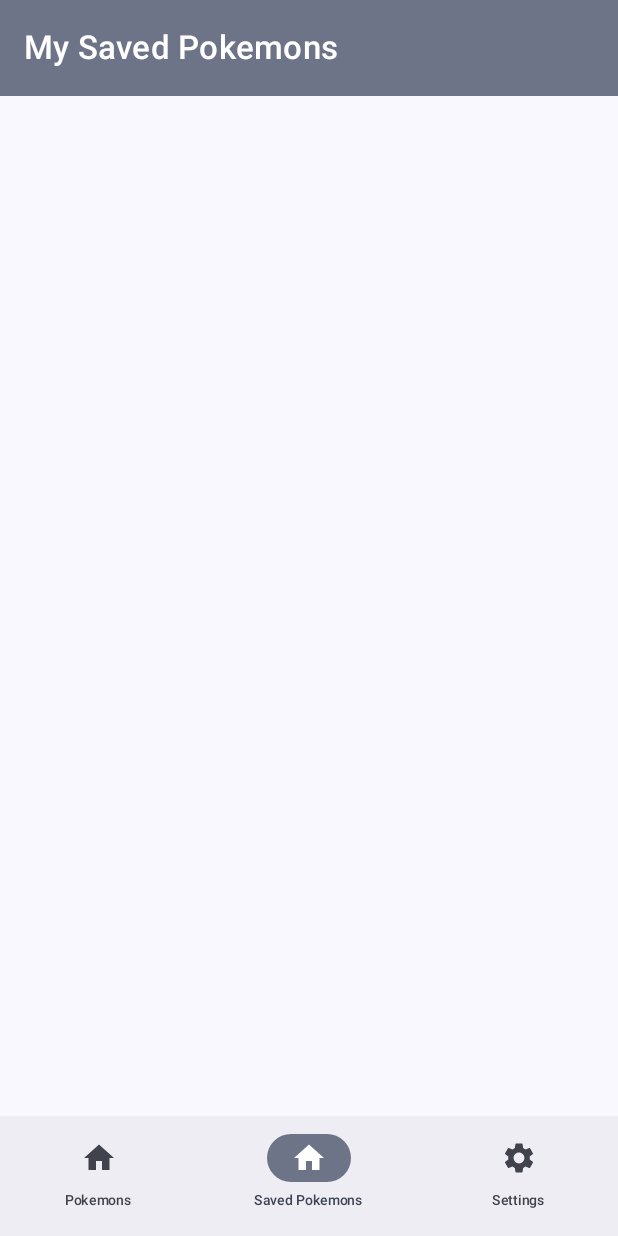
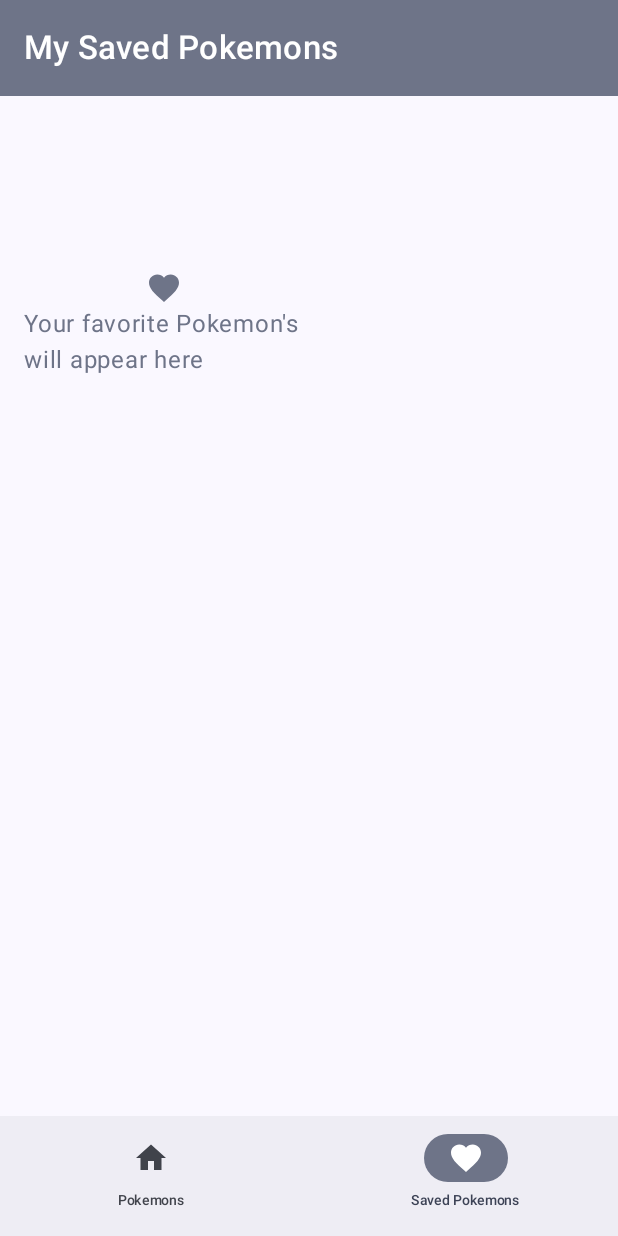
Before and after one commit to AwesomeJim/MiniPokedex, an Android app built with Jetpack Compose: the saved screen opened through its navigation route, on a phone screen of 412 x 824 dp. Run offline under Robolectric (Android 15) with nearby library versions, the phone set to English and light mode, and no system bars; our stand-ins replace Dagger/Hilt's generated code, Room's generated code, Timber; network calls fail.

Commit message:
updates: updated home-screen to include the favourite toggle button, and show saved on the screen

```diff
--- a/app/src/main/java/com/awesomejim/pokedex/ui/MainActivity.kt
+++ b/app/src/main/java/com/awesomejim/pokedex/ui/MainActivity.kt
@@ -41,8 +41,7 @@
 
     private val bottomNavigationItems = listOf(
         PokemonNavigation.Home,
-        PokemonNavigation.Saved,
-        PokemonNavigation.Settings
+        PokemonNavigation.Saved
     )
     private lateinit var navController: NavHostController
 
--- a/app/src/main/java/com/awesomejim/pokedex/ui/Navigation.kt
+++ b/app/src/main/java/com/awesomejim/pokedex/ui/Navigation.kt
@@ -22,6 +22,7 @@
 import androidx.compose.foundation.layout.PaddingValues
 import androidx.compose.foundation.layout.padding
 import androidx.compose.material.icons.Icons
+import androidx.compose.material.icons.filled.Favorite
 import androidx.compose.material.icons.filled.Home
 import androidx.compose.material.icons.filled.Settings
 import androidx.compose.material3.Icon
@@ -52,6 +53,9 @@
 import com.awesomejim.pokedex.feature.pokemon.ui.home.PokemonViewModel
 import com.awesomejim.pokedex.feature.pokemon.ui.info.PokemonInfoScreen
 import com.awesomejim.pokedex.feature.pokemon.ui.info.PokemonInfoViewModel
+import com.awesomejim.pokedex.feature.pokemon.ui.saved.PokemonSavedUiState
+import com.awesomejim.pokedex.feature.pokemon.ui.saved.SavedPokemonScreen
+import com.awesomejim.pokedex.feature.pokemon.ui.saved.SavedPokemonViewModel
 import com.awesomejim.pokedex.ui.PokemonNavigation.PokemonInfo.pokemonIdTypeArg
 import com.awesomejim.pokedex.ui.PokemonNavigation.PokemonInfo.pokemonNameTypeArg
 
@@ -69,7 +73,7 @@
             navArgument(pokemonIdTypeArg) { type = NavType.IntType })
     }
 
-    object Saved : PokemonNavigation("Saved Pokemons", Icons.Filled.Home, "saved")
+    object Saved : PokemonNavigation("Saved Pokemons", Icons.Filled.Favorite, "saved")
     object Settings : PokemonNavigation("Settings", Icons.Filled.Settings, "settings")
 
 }
@@ -145,8 +149,8 @@
                 is PokemonUiState.Success -> {
                     PokemonScreen(
                         pokemonUiState.data,
-                        onSave = {
-                            pokemonViewModel.addPokemon(it)
+                        onSave = { pokemon, isFavorite ->
+                            pokemonViewModel.addOrDeletePokemon(pokemon, isFavorite)
                         },
                         onClick = {
                             navController.navigateToViewPkemonInfo(it)
@@ -157,8 +161,30 @@
             }
         }
         composable(PokemonNavigation.Saved.screenRoute) {
+            val savedPokemonViewModel = hiltViewModel<SavedPokemonViewModel>()
+            val pokemonUiState = savedPokemonViewModel.uiState
+                .collectAsStateWithLifecycle().value
+            when (pokemonUiState) {
+                is PokemonSavedUiState.Loading -> {
+                    LoadingProgressScreens()
+                }
 
+                is PokemonSavedUiState.Error -> {
 
+                }
+
+                is PokemonSavedUiState.Success -> {
+                    SavedPokemonScreen(
+                        items = pokemonUiState.data,
+                        onDelete = { pokemon: Pokemon, isFavorite: Boolean ->
+                            savedPokemonViewModel.addOrDeletePokemon(pokemon, isFavorite)
+                        },
+                        onClick = {
+                            navController.navigateToViewPkemonInfo(it)
+                        }
+                    )
+                }
+            }
         }
         composable(PokemonNavigation.Settings.screenRoute) {
 
--- a/core-data/src/main/java/com/awesomejim/pokedex/core/data/di/DataModule.kt
+++ b/core-data/src/main/java/com/awesomejim/pokedex/core/data/di/DataModule.kt
@@ -47,6 +47,10 @@
         throw NotImplementedError()
     }
 
+    override suspend fun delete(pokemon: Pokemon) {
+        TODO("Not yet implemented")
+    }
+
     override suspend fun fetchPokemonList(page: Int): ApiResult<List<Pokemon>> {
         TODO("Not yet implemented")
     }
--- a/core-data/src/main/java/com/awesomejim/pokedex/core/data/local/DefaultPokemonRepository.kt
+++ b/core-data/src/main/java/com/awesomejim/pokedex/core/data/local/DefaultPokemonRepository.kt
@@ -52,6 +52,10 @@
         pokemonDao.insertPokemon(pokemon.asEntity())
     }
 
+    override suspend fun delete(pokemon: Pokemon) {
+        pokemonDao.deletePokemon(pokemon.asEntity())
+    }
+
     override suspend fun fetchPokemonList(page: Int): ApiResult<List<Pokemon>> =
         try {
             val response = pokedexClient.fetchPokemonList(page)
--- a/core-data/src/main/java/com/awesomejim/pokedex/core/data/local/PokemonRepository.kt
+++ b/core-data/src/main/java/com/awesomejim/pokedex/core/data/local/PokemonRepository.kt
@@ -15,6 +15,8 @@
 
     suspend fun add(pokemon: Pokemon)
 
+    suspend fun delete(pokemon: Pokemon)
+
     suspend fun fetchPokemonList(
         page: Int,
     ): ApiResult<List<Pokemon>>
--- a/core-database/src/main/java/com/awesomejim/pokedex/core/database/PokemonDao.kt
+++ b/core-database/src/main/java/com/awesomejim/pokedex/core/database/PokemonDao.kt
@@ -1,6 +1,7 @@
 package com.awesomejim.pokedex.core.database
 
 import androidx.room.Dao
+import androidx.room.Delete
 import androidx.room.Query
 import androidx.room.Upsert
 import com.awesomejim.pokedex.core.database.entitiy.PokemonEntity
@@ -18,4 +19,7 @@
 
     @Upsert
     suspend fun insertPokemon(item: PokemonEntity)
+
+    @Delete
+    suspend fun deletePokemon(item: PokemonEntity)
 }
--- a/core-database/src/main/java/com/awesomejim/pokedex/core/database/entitiy/mapper/PokemonEntityMapper.kt
+++ b/core-database/src/main/java/com/awesomejim/pokedex/core/database/entitiy/mapper/PokemonEntityMapper.kt
@@ -28,6 +28,7 @@
                 id = pokemonEntity.id,
                 name = pokemonEntity.name,
                 url = pokemonEntity.url,
+                isFavourite = true
             )
         }
     }
--- a/core-model/src/main/java/com/awesomejim/pokedex/core/model/Pokemon.kt
+++ b/core-model/src/main/java/com/awesomejim/pokedex/core/model/Pokemon.kt
@@ -14,4 +14,5 @@
     val name: String,
     var id: Int,
     val url: String,
+    var isFavourite:Boolean = false
 ) : Parcelable
--- /dev/null
+++ b/feature-pokemon/src/main/java/com/awesomejim/pokedex/feature/pokemon/ui/saved/SavedPokemonScreen.kt
@@ -0,0 +1,87 @@
+/*
+ * Copyright (C) 2023, Designed and developed by awesomejim (James Mbugua)
+ *
+ * Licensed under the Apache License, Version 2.0 (the "License");
+ * you may not use this file except in compliance with the License.
+ * You may obtain a copy of the License at
+ *
+ *      http://www.apache.org/licenses/LICENSE-2.0
+ *
+ * Unless required by applicable law or agreed to in writing, software
+ * distributed under the License is distributed on an "AS IS" BASIS,
+ * WITHOUT WARRANTIES OR CONDITIONS OF ANY KIND, either express or implied.
+ * See the License for the specific language governing permissions and
+ * limitations under the License.
+ */
+
+package com.awesomejim.pokedex.feature.pokemon.ui.saved
+
+
+import androidx.compose.foundation.layout.Arrangement
+import androidx.compose.foundation.layout.Column
+import androidx.compose.foundation.layout.PaddingValues
+import androidx.compose.foundation.layout.Spacer
+import androidx.compose.foundation.layout.fillMaxSize
+import androidx.compose.foundation.layout.padding
+import androidx.compose.foundation.lazy.grid.GridCells
+import androidx.compose.foundation.lazy.grid.LazyVerticalGrid
+import androidx.compose.foundation.lazy.grid.items
+import androidx.compose.material.icons.Icons
+import androidx.compose.material.icons.filled.Favorite
+import androidx.compose.material3.Icon
+import androidx.compose.material3.MaterialTheme
+import androidx.compose.material3.Text
+import androidx.compose.runtime.Composable
+import androidx.compose.ui.Alignment
+import androidx.compose.ui.Modifier
+import androidx.compose.ui.unit.dp
+import com.awesomejim.pokedex.core.model.Pokemon
+import com.awesomejim.pokedex.feature.pokemon.ui.home.PokemonCard
+
+@Composable
+fun SavedPokemonScreen(
+    items: List<Pokemon>,
+    onDelete: (pokemon: Pokemon, isFavorite: Boolean) -> Unit,
+    onClick: (pokemon: Pokemon) -> Unit,
+    modifier: Modifier = Modifier
+) {
+    LazyVerticalGrid(
+        columns = GridCells.Fixed(2),
+        contentPadding = PaddingValues(vertical = 16.dp, horizontal = 16.dp),
+        horizontalArrangement = Arrangement.spacedBy(8.dp),
+        verticalArrangement = Arrangement.spacedBy(8.dp)
+    ) {
+        if (items.isNotEmpty()) {
+            items(items) { item ->
+                PokemonCard(
+                    item,
+                    onSave = onDelete,
+                    onClick = onClick,
+                    modifier
+                )
+            }
+        } else {
+            item {
+                Column(
+                    modifier = Modifier
+                        .fillMaxSize()
+                        .padding(top = 100.dp),
+                    verticalArrangement = Arrangement.Center,
+                    horizontalAlignment = Alignment.CenterHorizontally
+                ) {
+                    Spacer(modifier = Modifier.weight(1f))
+                    Icon(
+                        imageVector = Icons.Default.Favorite,
+                        contentDescription = null,
+                        tint = MaterialTheme.colorScheme.secondaryContainer
+                    )
+                    Text(
+                        text = "Your favorite Pokemon's will appear here",
+                        color = MaterialTheme.colorScheme.secondaryContainer
+                    )
+                    Spacer(modifier = Modifier.weight(1f))
+                }
+            }
+        }
+    }
+}
```
Also changed, not shown: feature-pokemon/src/main/java/com/awesomejim/pokedex/feature/pokemon/ui/home/PokemonHomeScreen.kt (+72 -4 lines), feature-pokemon/src/main/java/com/awesomejim/pokedex/feature/pokemon/ui/home/PokemonViewModel.kt (+6 -2 lines), feature-pokemon/src/main/java/com/awesomejim/pokedex/feature/pokemon/ui/saved/SavedPokemonViewModel.kt (+8 -0 lines), 1 other file.
